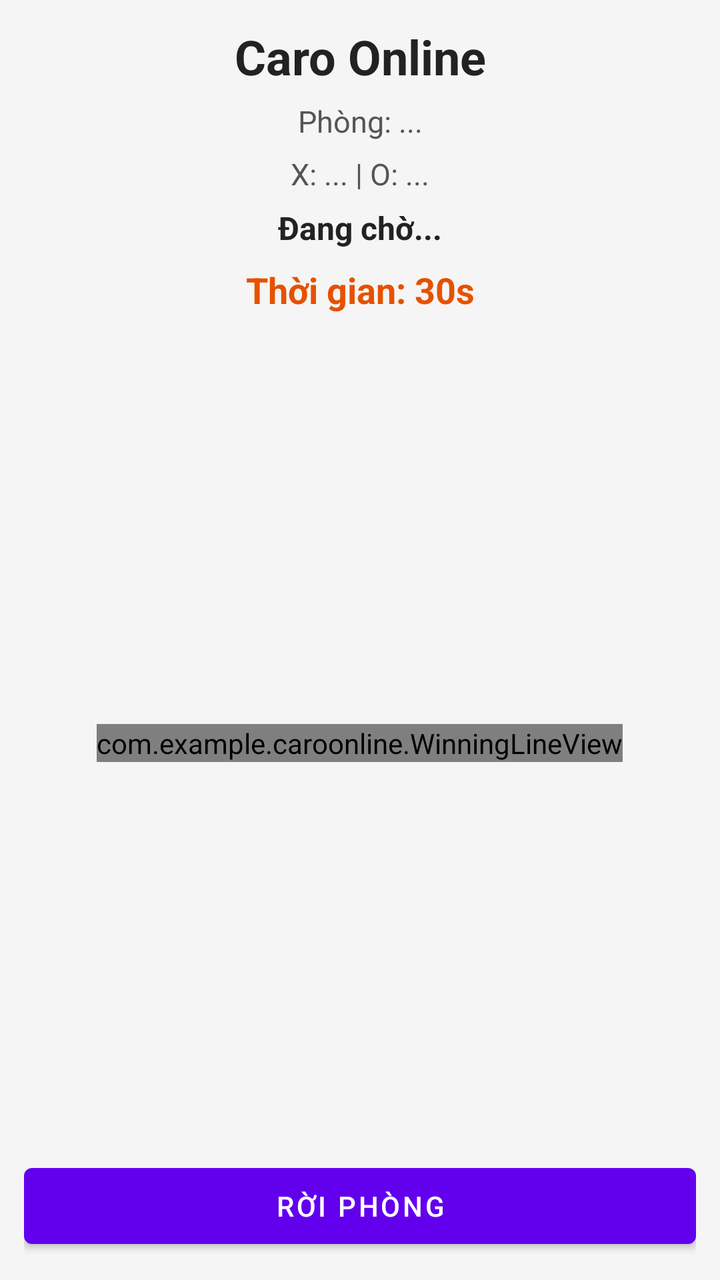
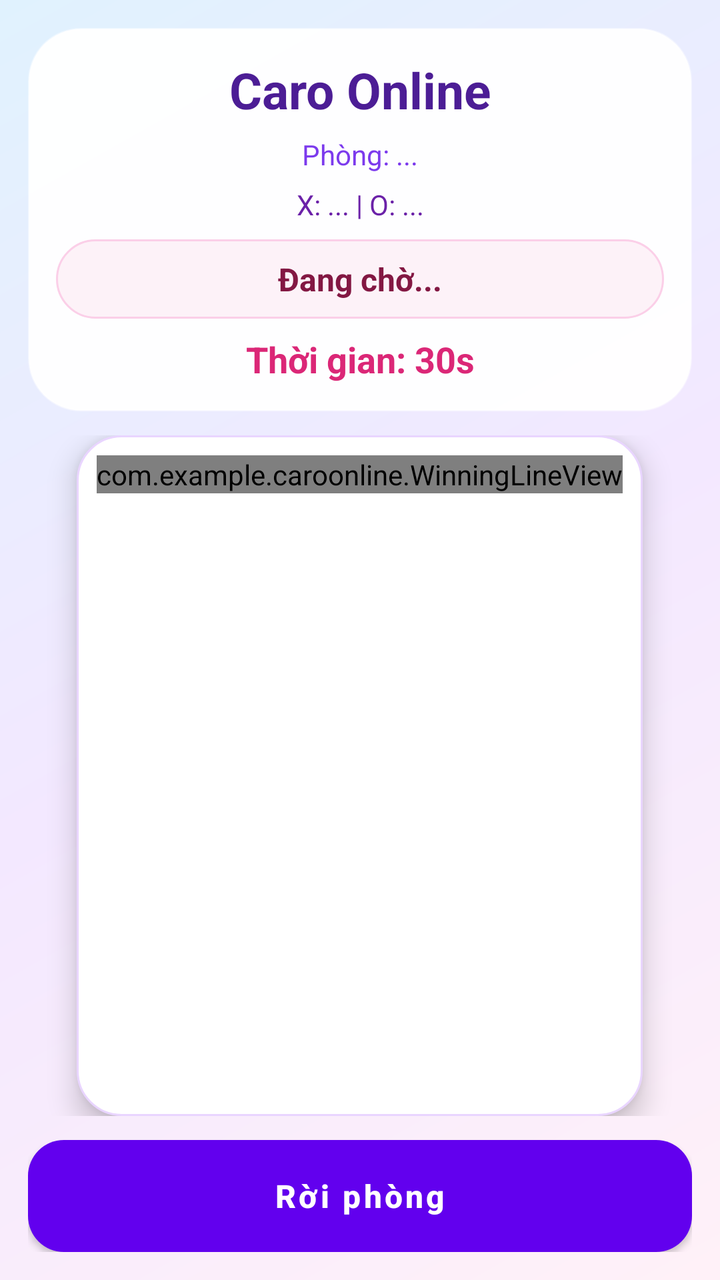

An Android layout rendered at two revisions. The XML below is the earlier revision; the diff shows what the commit changed to produce the second picture.
<!-- AndroidManifest.xml: application theme Theme.CaroOnline -->
<!-- res/layout/activity_online_game.xml -->
<?xml version="1.0" encoding="utf-8"?>
<LinearLayout xmlns:android="http://schemas.android.com/apk/res/android"
    android:layout_width="match_parent"
    android:layout_height="match_parent"
    android:background="#F5F5F5"
    android:orientation="vertical"
    android:padding="12dp">

    <TextView
        android:id="@+id/tvOnlineTitle"
        android:layout_width="match_parent"
        android:layout_height="wrap_content"
        android:gravity="center"
        android:text="Caro Online"
        android:textColor="#222222"
        android:textSize="24sp"
        android:textStyle="bold" />

    <TextView
        android:id="@+id/tvRoomInfo"
        android:layout_width="match_parent"
        android:layout_height="wrap_content"
        android:layout_marginTop="6dp"
        android:gravity="center"
        android:text="Phòng: ..."
        android:textColor="#555555"
        android:textSize="15sp" />

    <TextView
        android:id="@+id/tvPlayers"
        android:layout_width="match_parent"
        android:layout_height="wrap_content"
        android:layout_marginTop="6dp"
        android:gravity="center"
        android:text="X: ... | O: ..."
        android:textColor="#555555"
        android:textSize="15sp" />

    <TextView
        android:id="@+id/tvTurn"
        android:layout_width="match_parent"
        android:layout_height="wrap_content"
        android:layout_marginTop="6dp"
        android:gravity="center"
        android:text="Đang chờ..."
        android:textColor="#222222"
        android:textSize="16sp"
        android:textStyle="bold" />
    <TextView
        android:id="@+id/tvTimer"
        android:layout_width="match_parent"
        android:layout_height="wrap_content"
        android:text="Thời gian: 30s"
        android:textSize="18sp"
        android:textStyle="bold"
        android:textColor="#E65100"
        android:gravity="center"
        android:layout_marginTop="8dp"
        android:layout_marginBottom="8dp" />

    <HorizontalScrollView
        android:layout_width="match_parent"
        android:layout_height="0dp"
        android:layout_marginTop="10dp"
        android:layout_weight="1"
        android:fillViewport="true">

        <ScrollView
            android:layout_width="wrap_content"
            android:layout_height="match_parent">

            <FrameLayout
                android:id="@+id/boardContainer"
                android:layout_width="wrap_content"
                android:layout_height="wrap_content"
                android:layout_gravity="center">

                <GridLayout
                    android:id="@+id/gridBoard"
                    android:layout_width="wrap_content"
                    android:layout_height="wrap_content" />

                <com.example.caroonline.WinningLineView
                    android:id="@+id/winningLineView"
                    android:layout_width="wrap_content"
                    android:layout_height="wrap_content"
                    android:clickable="false"
                    android:focusable="false" />

            </FrameLayout>

        </ScrollView>

    </HorizontalScrollView>

    <Button
        android:id="@+id/btnLeaveRoom"
        android:layout_width="match_parent"
        android:layout_height="50dp"
        android:layout_marginTop="10dp"
        android:text="Rời phòng" />

</LinearLayout>
<!-- resources referenced by this layout -->
<resources>
  <style name="Theme.CaroOnline" parent="Theme.MaterialComponents.DayNight.DarkActionBar">
          
          <item name="colorPrimary">@color/purple_500</item>
          <item name="colorPrimaryVariant">@color/purple_700</item>
          <item name="colorOnPrimary">@color/white</item>
          
          <item name="colorSecondary">@color/teal_200</item>
          <item name="colorSecondaryVariant">@color/teal_700</item>
          <item name="colorOnSecondary">@color/black</item>
          
          <item name="android:statusBarColor">?attr/colorPrimaryVariant</item>
          
      </style>
  <color name="purple_500">#FF6200EE</color>
  <color name="purple_700">#FF3700B3</color>
  <color name="white">#FFFFFFFF</color>
  <color name="teal_200">#FF03DAC5</color>
  <color name="teal_700">#FF018786</color>
  <color name="black">#FF000000</color>
</resources>

<!-- the commit's change to res/layout/activity_online_game.xml (unified diff, before → after) -->
@@ -2,78 +2,92 @@
 <LinearLayout xmlns:android="http://schemas.android.com/apk/res/android"
     android:layout_width="match_parent"
     android:layout_height="match_parent"
-    android:background="#F5F5F5"
+    android:background="@drawable/bg_app_gradient"
     android:orientation="vertical"
-    android:padding="12dp">
+    android:padding="14dp">
 
-    <TextView
-        android:id="@+id/tvOnlineTitle"
+    <LinearLayout
         android:layout_width="match_parent"
         android:layout_height="wrap_content"
-        android:gravity="center"
-        android:text="Caro Online"
-        android:textColor="#222222"
-        android:textSize="24sp"
-        android:textStyle="bold" />
+        android:background="@drawable/bg_card_glass"
+        android:elevation="8dp"
+        android:orientation="vertical"
+        android:padding="14dp">
 
-    <TextView
-        android:id="@+id/tvRoomInfo"
-        android:layout_width="match_parent"
-        android:layout_height="wrap_content"
-        android:layout_marginTop="6dp"
-        android:gravity="center"
-        android:text="Phòng: ..."
-        android:textColor="#555555"
-        android:textSize="15sp" />
+        <TextView
+            android:id="@+id/tvOnlineTitle"
+            android:layout_width="match_parent"
+            android:layout_height="wrap_content"
+            android:gravity="center"
+            android:text="Caro Online"
+            android:textColor="#4C1D95"
+            android:textSize="25sp"
+            android:textStyle="bold" />
 
-    <TextView
-        android:id="@+id/tvPlayers"
-        android:layout_width="match_parent"
-        android:layout_height="wrap_content"
-        android:layout_marginTop="6dp"
-        android:gravity="center"
-        android:text="X: ... | O: ..."
-        android:textColor="#555555"
-        android:textSize="15sp" />
+        <TextView
+            android:id="@+id/tvRoomInfo"
+            android:layout_width="match_parent"
+            android:layout_height="wrap_content"
+            android:layout_marginTop="6dp"
+            android:gravity="center"
+            android:text="Phòng: ..."
+            android:textColor="#7C3AED"
+            android:textSize="14sp" />
 
-    <TextView
-        android:id="@+id/tvTurn"
-        android:layout_width="match_parent"
-        android:layout_height="wrap_content"
-        android:layout_marginTop="6dp"
-        android:gravity="center"
-        android:text="Đang chờ..."
-        android:textColor="#222222"
-        android:textSize="16sp"
-        android:textStyle="bold" />
-    <TextView
-        android:id="@+id/tvTimer"
-        android:layout_width="match_parent"
-        android:layout_height="wrap_content"
-        android:text="Thời gian: 30s"
-        android:textSize="18sp"
-        android:textStyle="bold"
-        android:textColor="#E65100"
-        android:gravity="center"
-        android:layout_marginTop="8dp"
-        android:layout_marginBottom="8dp" />
+        <TextView
+            android:id="@+id/tvPlayers"
+            android:layout_width="match_parent"
+            android:layout_height="wrap_content"
+            android:layout_marginTop="6dp"
+            android:gravity="center"
+            android:text="X: ... | O: ..."
+            android:textColor="#6B21A8"
+            android:textSize="14sp" />
+
+        <TextView
+            android:id="@+id/tvTurn"
+            android:layout_width="match_parent"
+            android:layout_height="wrap_content"
+            android:layout_marginTop="8dp"
+            android:background="@drawable/bg_stat_pill"
+            android:gravity="center"
+            android:padding="9dp"
+            android:text="Đang chờ..."
+            android:textColor="#831843"
+            android:textSize="16sp"
+            android:textStyle="bold" />
+
+        <TextView
+            android:id="@+id/tvTimer"
+            android:layout_width="match_parent"
+            android:layout_height="wrap_content"
+            android:layout_marginTop="8dp"
+            android:gravity="center"
+            android:text="Thời gian: 30s"
+            android:textColor="#DB2777"
+            android:textSize="18sp"
+            android:textStyle="bold" />
+    </LinearLayout>
 
     <HorizontalScrollView
         android:layout_width="match_parent"
         android:layout_height="0dp"
-        android:layout_marginTop="10dp"
+        android:layout_marginTop="12dp"
         android:layout_weight="1"
         android:fillViewport="true">
 
         <ScrollView
             android:layout_width="wrap_content"
-            android:layout_height="match_parent">
+            android:layout_height="match_parent"
+            android:fillViewport="true">
 
             <FrameLayout
                 android:id="@+id/boardContainer"
                 android:layout_width="wrap_content"
                 android:layout_height="wrap_content"
-                android:layout_gravity="center">
+                android:layout_gravity="center"
+                android:background="@drawable/bg_board_panel"
+                android:elevation="8dp">
 
                 <GridLayout
                     android:id="@+id/gridBoard"
@@ -86,18 +100,20 @@
                     android:layout_height="wrap_content"
                     android:clickable="false"
                     android:focusable="false" />
-
             </FrameLayout>
-
         </ScrollView>
-
     </HorizontalScrollView>
 
     <Button
         android:id="@+id/btnLeaveRoom"
         android:layout_width="match_parent"
-        android:layout_height="50dp"
-        android:layout_marginTop="10dp"
-        android:text="Rời phòng" />
-
+        android:layout_height="56dp"
+        android:layout_marginTop="12dp"
+        android:background="@drawable/bg_button_danger"
+        android:elevation="6dp"
+        android:text="Rời phòng"
+        android:textAllCaps="false"
+        android:textColor="@color/button_text_white"
+        android:textSize="16sp"
+        android:textStyle="bold" />
 </LinearLayout>
<!-- resource entries referenced after the edit -->
@@ -1,5 +1,43 @@
 <!-- resources referenced by this layout -->
 <resources>
+  <!-- drawable bg_app_gradient (drawable) -->
+  <?xml version="1.0" encoding="utf-8"?>
+  <shape xmlns:android="http://schemas.android.com/apk/res/android">
+      <gradient
+          android:startColor="#FFF1F8"
+          android:centerColor="#F3E8FF"
+          android:endColor="#E0F2FE"
+          android:angle="135" />
+  </shape>
+  <!-- drawable bg_board_panel (drawable) -->
+  <?xml version="1.0" encoding="utf-8"?>
+  <shape xmlns:android="http://schemas.android.com/apk/res/android">
+      <solid android:color="#FFFFFFFF" />
+      <corners android:radius="22dp" />
+      <stroke android:width="1dp" android:color="#E9D5FF" />
+      <padding android:left="10dp" android:top="10dp" android:right="10dp" android:bottom="10dp" />
+  </shape>
+  <!-- drawable bg_button_danger (drawable) -->
+  <?xml version="1.0" encoding="utf-8"?>
+  <shape xmlns:android="http://schemas.android.com/apk/res/android">
+      <corners android:radius="18dp" />
+      <gradient android:startColor="#FB7185" android:endColor="#F97316" android:angle="0" />
+  </shape>
+  <!-- drawable bg_card_glass (drawable) -->
+  <?xml version="1.0" encoding="utf-8"?>
+  <shape xmlns:android="http://schemas.android.com/apk/res/android">
+      <solid android:color="#F7FFFFFF" />
+      <corners android:radius="26dp" />
+      <stroke android:width="1dp" android:color="#70FFFFFF" />
+      <padding android:left="18dp" android:top="18dp" android:right="18dp" android:bottom="18dp" />
+  </shape>
+  <!-- drawable bg_stat_pill (drawable) -->
+  <?xml version="1.0" encoding="utf-8"?>
+  <shape xmlns:android="http://schemas.android.com/apk/res/android">
+      <solid android:color="#FDF2F8" />
+      <corners android:radius="22dp" />
+      <stroke android:width="1dp" android:color="#FBCFE8" />
+  </shape>
   <style name="Theme.CaroOnline" parent="Theme.MaterialComponents.DayNight.DarkActionBar">
           
           <item name="colorPrimary">@color/purple_500</item>
